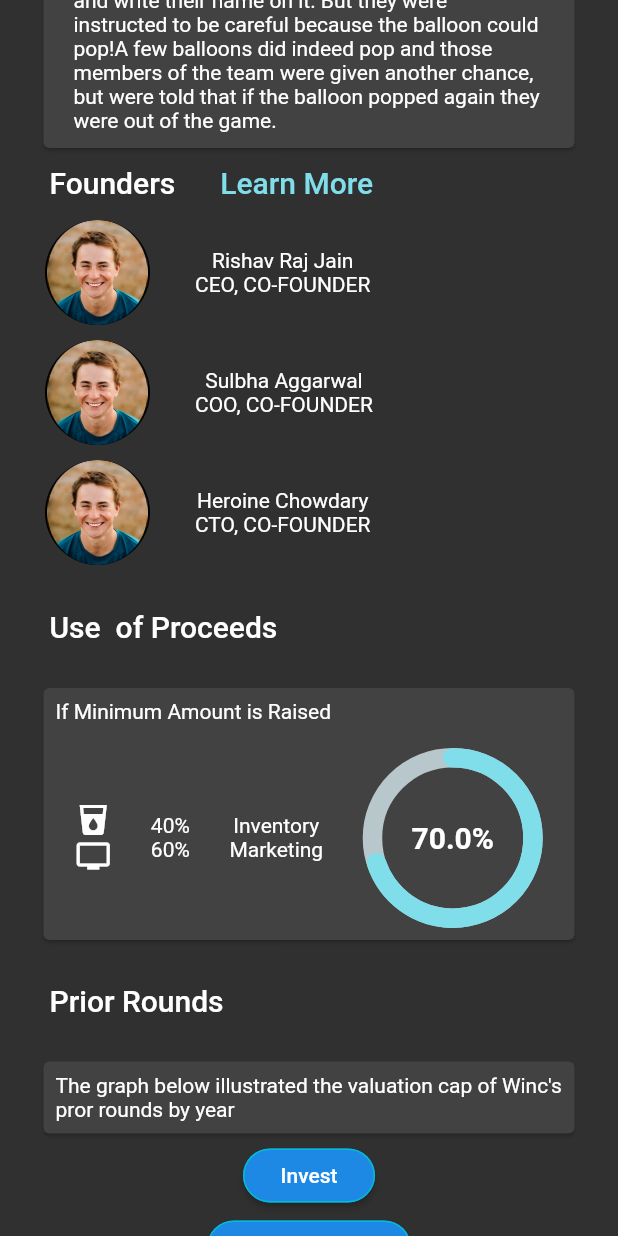
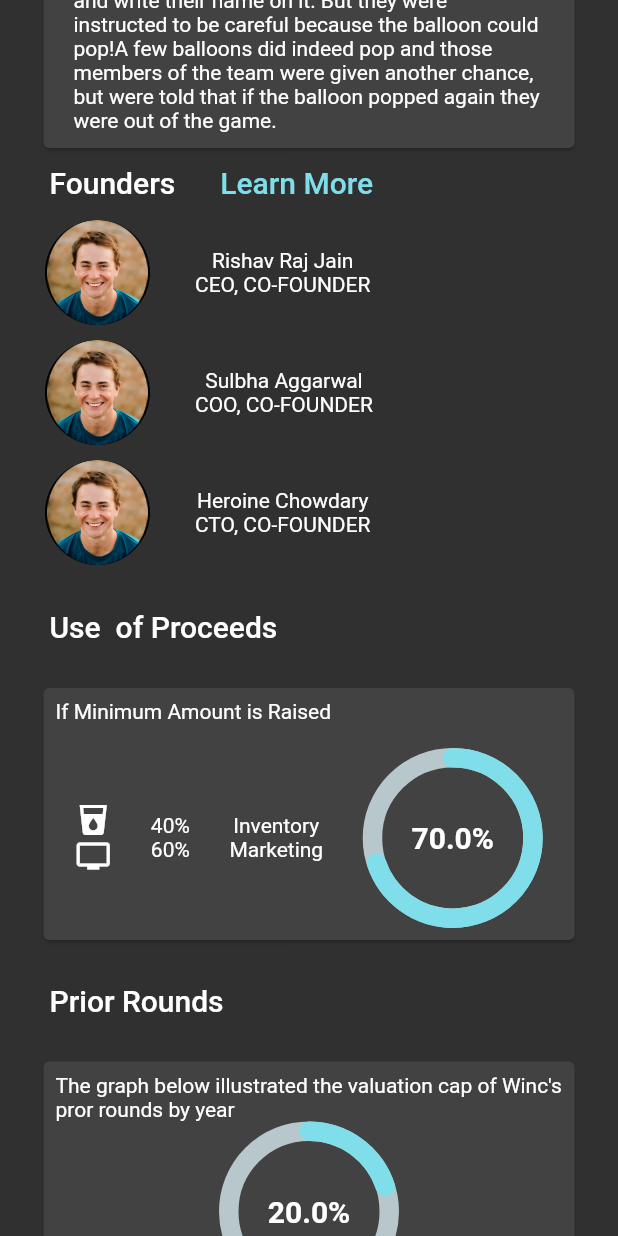
Before and after one commit to rishavrajjain/MoneyQ, a Flutter app: the Details screen opened directly, scrolled down 1728 dp, on a phone screen of 412 x 824 dp. Run offline on Flutter 3.47's test engine with Material 2 defaults, Android fonts, the phone set to English and light mode, and no system bars; drawn by our look-alikes of percent_indicator; our stand-ins replace google_fonts, youtube_player_flutter; Roboto replaces fonts that are missing (Typewriter).

```diff
--- a/lib/details.dart
+++ b/lib/details.dart
@@ -282,8 +282,27 @@ class _DetailsState extends State<Details> {
                   children: <Widget>[
                     Padding(
                       padding: const EdgeInsets.all(8.0),
-                      child: Text(
-                          'The graph below illustrated the valuation cap of Winc\'s pror rounds by year'),
+                      child: Column(
+                        children: <Widget>[
+                          Text(
+                              'The graph below illustrated the valuation cap of Winc\'s pror rounds by year'),
+                              CircularPercentIndicator(
+                              radius: 120.0,
+                              lineWidth: 13.0,
+                              animation: true,
+                              percent: 0.2,
+                              center: new Text(
+                                "20.0%",
+                                style: new TextStyle(
+                                    fontWeight: FontWeight.bold,
+                                    fontSize: 20.0),
+                              ),
+
+                              circularStrokeCap: CircularStrokeCap.round,
+                              progressColor: Colors.cyan[200],
+                            ),
+                        ],
+                      ),
                     )
                   ],
                 ),
```
